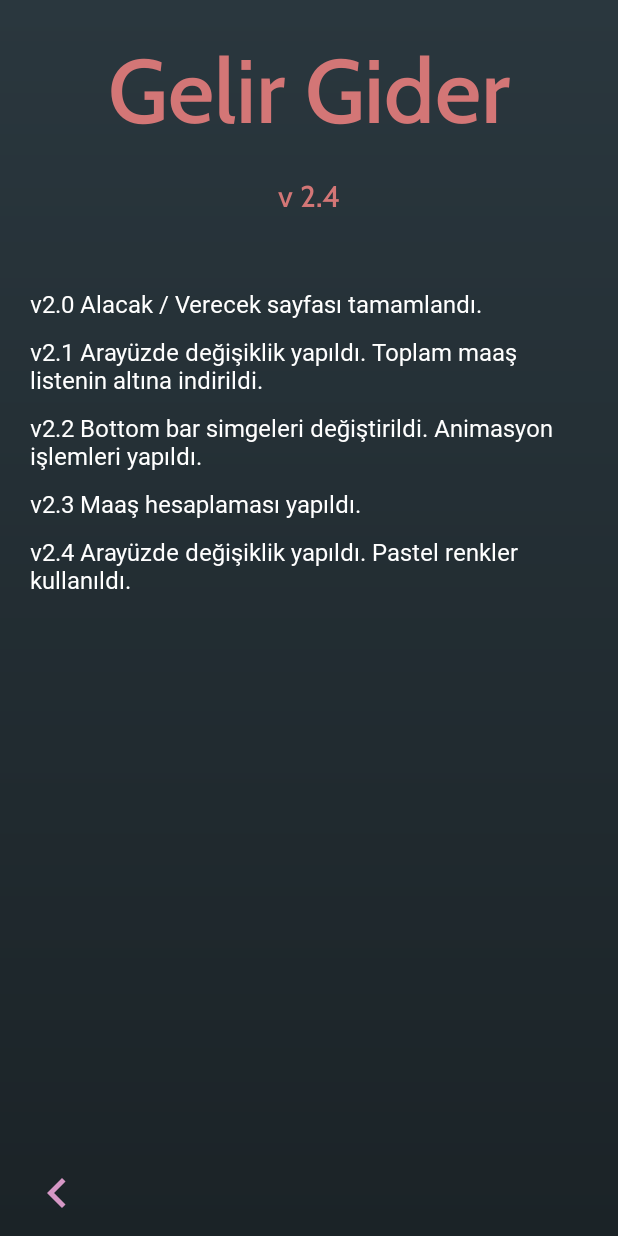
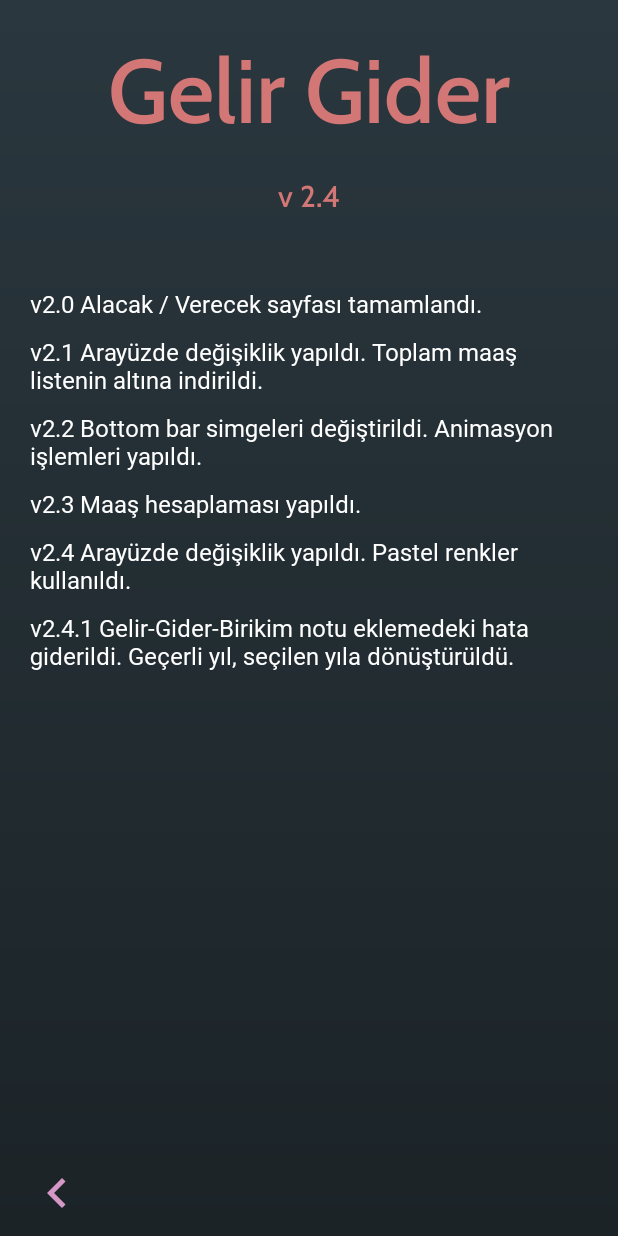
Before and after one commit to cuneytkocaman/GelirGider, an Android app: the InfoActivity screen opened directly, with no data from a screen before it, on a phone screen of 412 x 824 dp. Run offline under Robolectric (Android 15) with nearby library versions, the phone set to English and light mode, and no system bars; our stand-ins replace data binding.

Commit message:
v2.4.1 Gelir-Gider-Birikim notu eklemedeki hata giderildi. Geçerli yıl, seçilen yıla dönüştürüldü.

```diff
--- a/app/build.gradle
+++ b/app/build.gradle
@@ -16,7 +16,7 @@ android {
         minSdk 24
         targetSdk 33
         versionCode 2
-        versionName "2.4"
+        versionName "2.4.1"
 
         testInstrumentationRunner "androidx.test.runner.AndroidJUnitRunner"
     }
--- a/app/src/main/AndroidManifest.xml
+++ b/app/src/main/AndroidManifest.xml
@@ -1,6 +1,8 @@
 <?xml version="1.0" encoding="utf-8"?>
 <manifest xmlns:android="http://schemas.android.com/apk/res/android"
     xmlns:tools="http://schemas.android.com/tools">
+
+    <uses-permission android:name="android.permission.INTERNET" />
 
     <application
         android:allowBackup="true"
--- a/app/src/main/java/com/cuneyt/gelirgider/LoginActivity.java
+++ b/app/src/main/java/com/cuneyt/gelirgider/LoginActivity.java
@@ -119,7 +119,6 @@ public class LoginActivity extends AppCompatActivity {
     public void onStart() {
 
         if (firebaseUser != null) {
-
             Intent intentMain = new Intent(LoginActivity.this, MainActivity.class);
             startActivity(intentMain);
             finish();
--- a/app/src/main/java/com/cuneyt/gelirgider/MainActivity.java
+++ b/app/src/main/java/com/cuneyt/gelirgider/MainActivity.java
@@ -210,7 +210,6 @@ public class MainActivity extends AppCompatActivity {
 
                     dialogYear.dismiss();
                 }
-
             }
         });
 
@@ -478,10 +477,11 @@ public class MainActivity extends AppCompatActivity {
         dialogNote.getWindow().setBackgroundDrawable(new ColorDrawable(Color.TRANSPARENT));
 
         String txtMonth = mainBinding.textMonth.getText().toString(); // Seçilen ay değişkene atandı.
+        String txtYear = mainBinding.textYear.getText().toString(); // Seçilen yıl değişkene atandı.
         String currentUser = firebaseUser.getUid().toString(); // Online kullanıcı ID'si alındı. Her kullanıcının kendi notu, kendi ID'si altında görüntülendi.
         String noteId = txtMonth + "Note"; // Devamlı güncelleme yapılacağı için sabit bir ID oluşturuldu.
 
-        referenceNote = FirebaseDatabase.getInstance().getReference("Note").child(currentUser).child(currentlyYear).child(txtMonth);
+        referenceNote = FirebaseDatabase.getInstance().getReference("Note").child(currentUser).child(txtYear).child(txtMonth);
 
         referenceNote.addValueEventListener(new ValueEventListener() { // Notu görüntüleme
             @Override
@@ -538,7 +538,7 @@ public class MainActivity extends AppCompatActivity {
                             updateNote.put("spendingNote", spNote); // Gider notu güncellendi.
                             updateNote.put("savingNote", savNote); // Birikim notu güncellendi.
 
-                            referenceNote.child(currentUser).child(currentlyYear).child(txtMonth).child(noteId).updateChildren(updateNote);
+                            referenceNote.child(currentUser).child(txtYear).child(txtMonth).child(noteId).updateChildren(updateNote);
 
                             dialogNote.dismiss();
                         }
--- a/app/src/main/res/layout/activity_info.xml
+++ b/app/src/main/res/layout/activity_info.xml
@@ -61,6 +61,19 @@
                 app:layout_constraintWidth_percent=".9">
 
 
+                <TextView
+                    android:id="@+id/textAppNew6"
+                    android:layout_width="0dp"
+                    android:layout_height="wrap_content"
+                    android:layout_marginTop="10dp"
+                    android:fontFamily="@font/cabin"
+                    android:text="v2.4.1 Gelir-Gider-Birikim notu eklemedeki hata giderildi. Geçerli yıl, seçilen yıla dönüştürüldü."
+                    android:textColor="@color/white"
+                    android:textSize="16dp"
+                    app:layout_constraintEnd_toEndOf="parent"
+                    app:layout_constraintHorizontal_bias="0.0"
+                    app:layout_constraintStart_toStartOf="parent"
+                    app:layout_constraintTop_toBottomOf="@+id/textAppNew5" />
 
                 <TextView
                     android:id="@+id/textAppNew"
--- a/app/src/main/res/layout/alert_loan_note.xml
+++ b/app/src/main/res/layout/alert_loan_note.xml
@@ -9,7 +9,7 @@
     <androidx.constraintlayout.widget.ConstraintLayout
         android:layout_width="0dp"
         app:layout_constraintWidth_percent=".85"
-        android:layout_height="350dp"
+        android:layout_height="500dp"
         android:background="@drawable/bg_alert_dialog"
         app:layout_constraintEnd_toEndOf="parent"
         app:layout_constraintHorizontal_bias="0.5"
```
